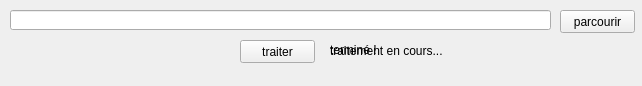
This is ihm.ui in ThibaultPilonGit/SelectFolderFileUI as Qt 5 draws it before an edit. The edited form follows.
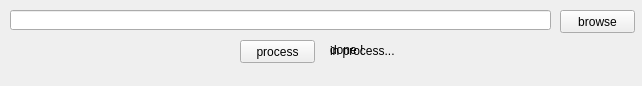
This is the edited form. Icons and pictures are not drawn. Custom widgets are drawn as their Qt base class.

What changed in the file:
```diff
--- a/ihm.ui
+++ b/ihm.ui
@@ -39,8 +39,14 @@
       <height>23</height>
      </rect>
     </property>
+    <property name="maximumSize">
+     <size>
+      <width>16777215</width>
+      <height>16777211</height>
+     </size>
+    </property>
     <property name="text">
-     <string>traiter</string>
+     <string>process</string>
     </property>
    </widget>
    <widget class="QPushButton" name="pushButton_parcourir">
@@ -53,7 +59,7 @@
      </rect>
     </property>
     <property name="text">
-     <string>parcourir</string>
+     <string>browse</string>
     </property>
    </widget>
    <widget class="QLabel" name="label_terminer">
@@ -66,7 +72,7 @@
      </rect>
     </property>
     <property name="text">
-     <string>terminé !</string>
+     <string>done !</string>
     </property>
    </widget>
    <widget class="QLabel" name="label_traitement">
@@ -79,7 +85,7 @@
      </rect>
     </property>
     <property name="text">
-     <string>traitement en cours...</string>
+     <string>in process...</string>
     </property>
    </widget>
    <widget class="FileEdit" name="fileEdit_path">
```
Left out of the diff: 23 changed lines with no effect on the pictures.
